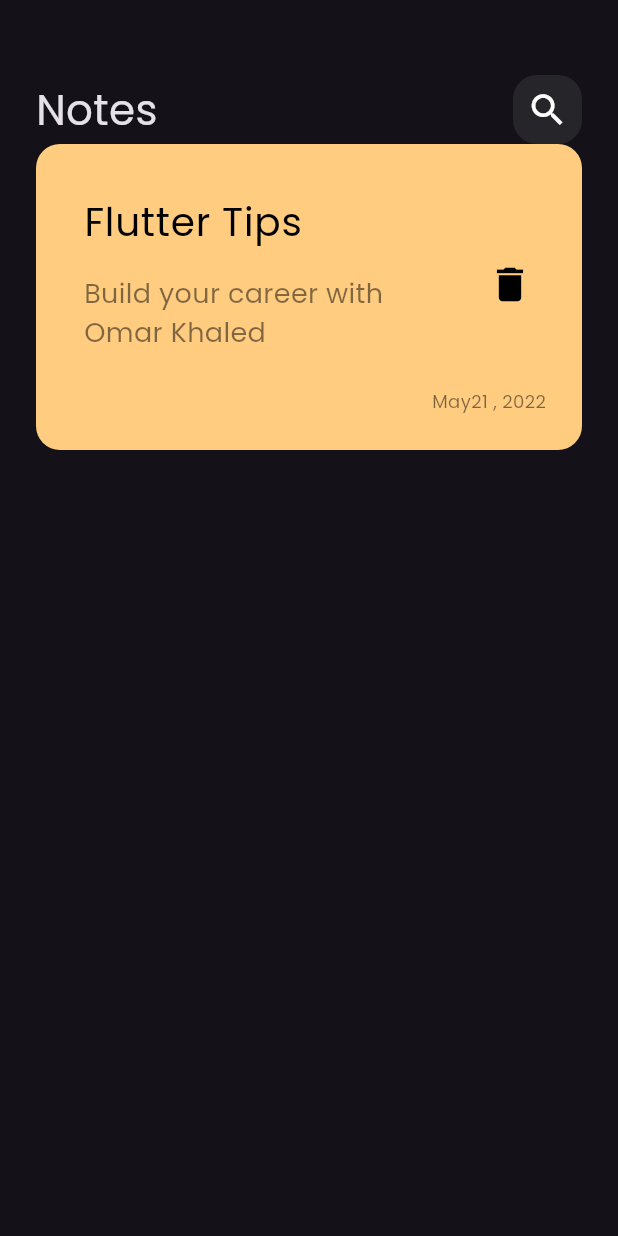
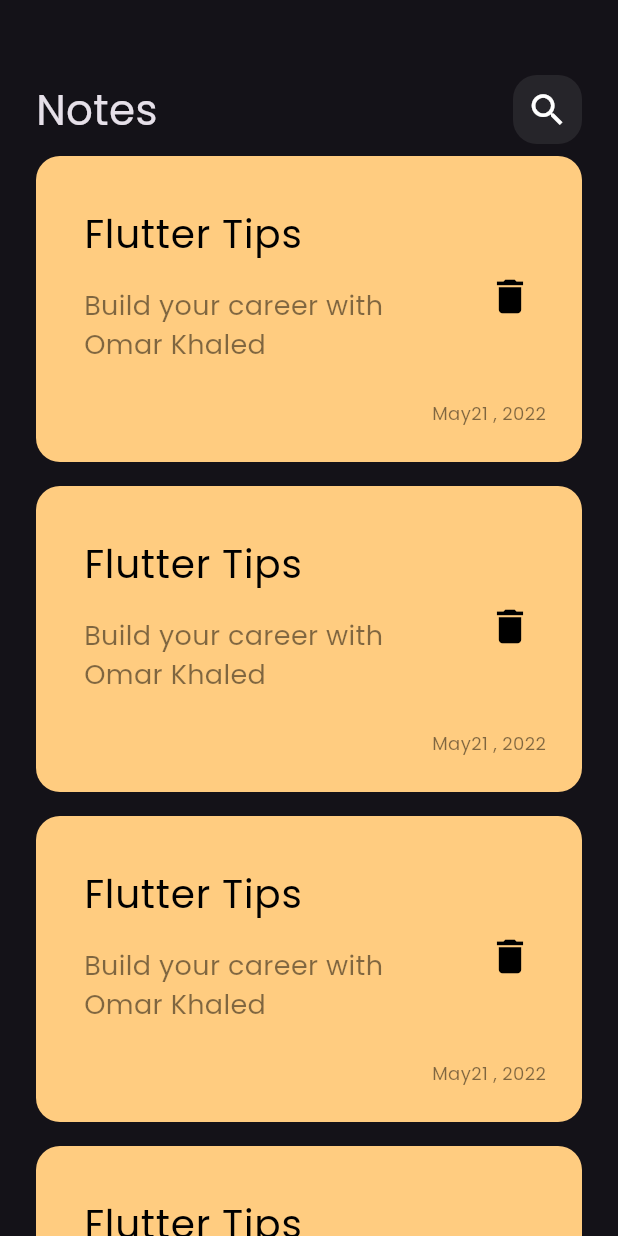
Before and after one commit to OmarEbnKhaled/notes_app, a Flutter app: the screen it shows after launch, on a phone screen of 412 x 824 dp. Run offline on Flutter 3.47's test engine with Material 3 defaults, Android fonts, the phone set to English and light mode, and no system bars.

Commit message:
Create Note ListView

```diff
--- a/lib/views/widgets/custom_note_item.dart
+++ b/lib/views/widgets/custom_note_item.dart
@@ -1,4 +1,3 @@
-
 import 'package:flutter/material.dart';
 
 class NoteItem extends StatelessWidget {
--- /dev/null
+++ b/lib/views/widgets/note_list_view.dart
@@ -0,0 +1,20 @@
+import 'package:flutter/material.dart';
+
+import 'custom_note_item.dart';
+
+class NotesListView extends StatelessWidget {
+  const NotesListView({super.key});
+
+  @override
+  Widget build(BuildContext context) {
+    return ListView.builder(
+      itemCount: 6,
+      itemBuilder: (context, index) {
+        return const Padding(
+          padding: EdgeInsets.symmetric(vertical: 8),
+          child: NoteItem(),
+        );
+      },
+    );
+  }
+}
--- a/lib/views/widgets/notes_view_body.dart
+++ b/lib/views/widgets/notes_view_body.dart
@@ -1,7 +1,7 @@
 import 'package:flutter/material.dart';
 import 'package:notes_app/views/widgets/custom_app_bar.dart';
 
-import 'custom_note_item.dart';
+import 'note_list_view.dart';
 
 class NotesViewBody extends StatelessWidget {
   const NotesViewBody({super.key});
@@ -14,7 +14,7 @@ class NotesViewBody extends StatelessWidget {
         children: [
           SizedBox(height: 50),
           CustomAppBar(),
-          NoteItem(),
+          Expanded(child: NotesListView()),
         ],
       ),
     );
```
